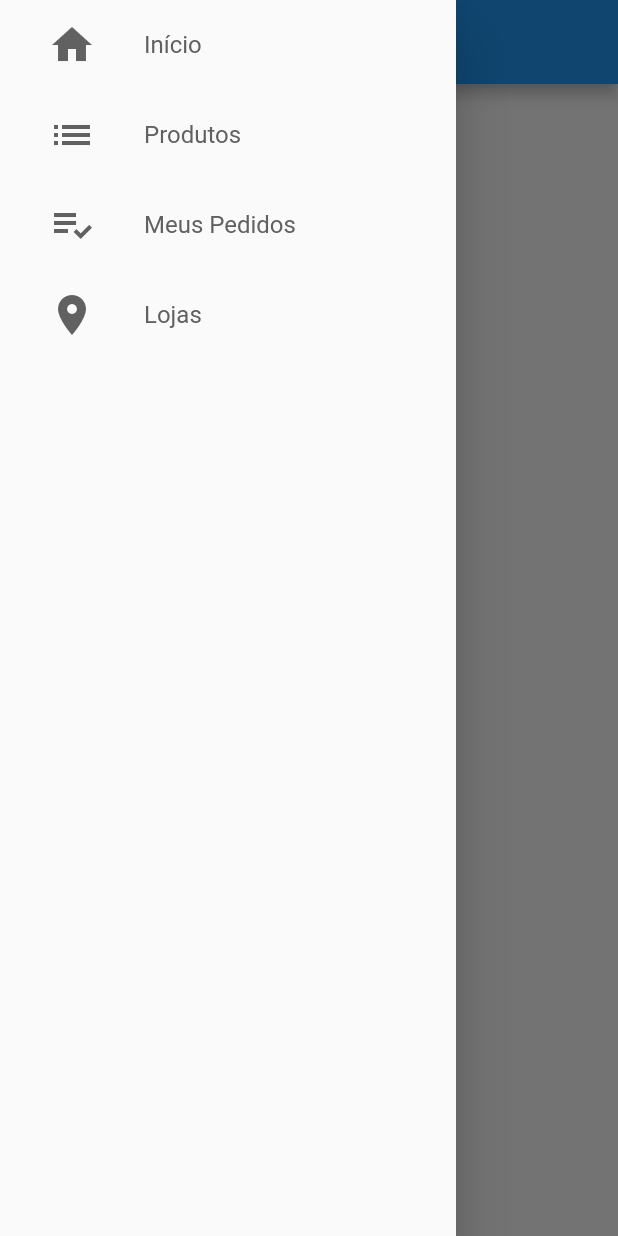
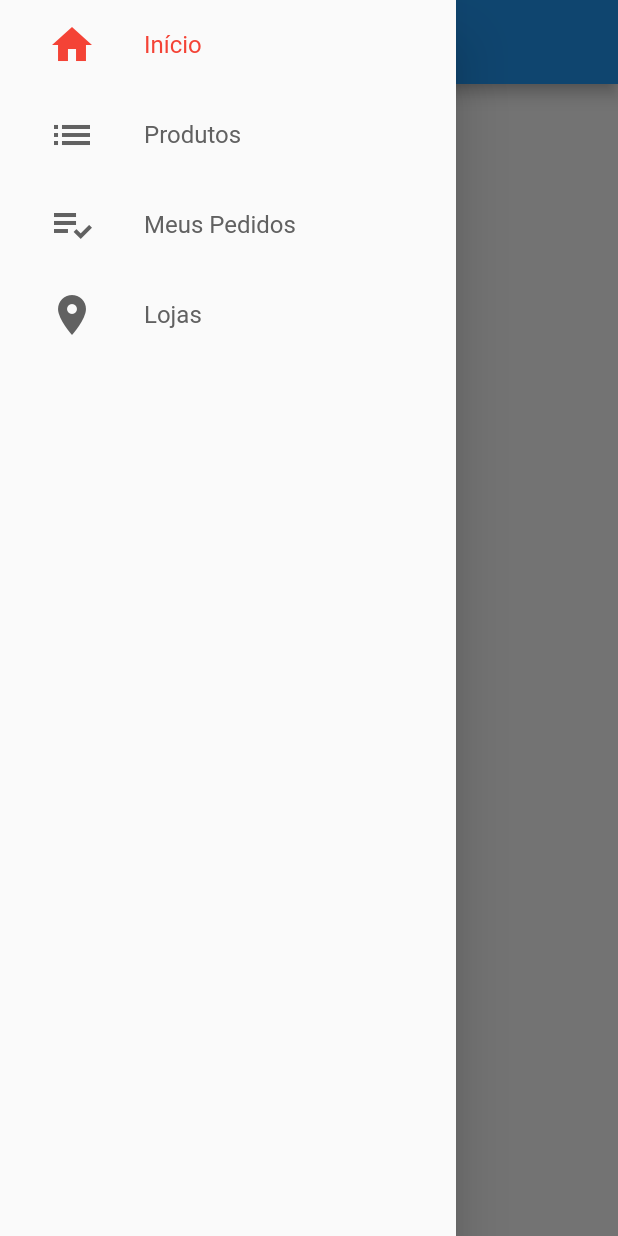
Before and after one commit to ed2aplicativos/game-store, a Flutter app: the screen it shows after launch, with the side drawer open, on a phone screen of 412 x 824 dp. Run offline on Flutter 3.47's test engine with Material 2 defaults, Android fonts, the phone set to English and light mode, and no system bars.

Commit message:
Navegando Via Provider - fixes

```diff
--- a/lib/common/custom_drawer/drawer_tile.dart
+++ b/lib/common/custom_drawer/drawer_tile.dart
@@ -12,6 +12,8 @@ class DrawerTile extends StatelessWidget {
 
   @override
   Widget build(BuildContext context) {
+    final int curPage = context.watch<PageManager>().page;
+
     return InkWell(
       onTap: (){
         context.read<PageManager>().setPage(page);
@@ -25,14 +27,14 @@ class DrawerTile extends StatelessWidget {
               child: Icon(
                 iconData,
                 size: 32,
-                color: Colors.grey[700],
+                color: curPage == page ? Colors.red : Colors.grey[700],
               ),
             ),
             Text(
               title,
               style: TextStyle(
                 fontSize: 16,
-                color: Colors.grey[700],
+                color: curPage == page ? Colors.red : Colors.grey[700],
               )
 
             ),
--- a/lib/models/page_manager.dart
+++ b/lib/models/page_manager.dart
@@ -6,7 +6,11 @@ class PageManager {
 
   PageController _pageController;
 
+  int page = 0;
+
   void setPage(int value){
+    if(value == page) return;
+    page = value;
     _pageController.jumpToPage(value);
   }
 
--- a/lib/screens/base/base_screen.dart
+++ b/lib/screens/base/base_screen.dart
@@ -21,9 +21,24 @@ class BaseScreen extends StatelessWidget {
               title: const Text('Home'),
             ),
           ),
-          Container(color: Colors.red,),
-          Container(color: Colors.green,),
-          Container(color: Colors.yellow,),
+          Scaffold(
+            drawer: CustomDrawer(),
+            appBar: AppBar(
+              title: const Text('Home2'),
+            ),
+          ),
+          Scaffold(
+            drawer: CustomDrawer(),
+            appBar: AppBar(
+              title: const Text('Home3'),
+            ),
+          ),
+          Scaffold(
+            drawer: CustomDrawer(),
+            appBar: AppBar(
+              title: const Text('Home4'),
+            ),
+          ),
         ],
       ),
     );
```
